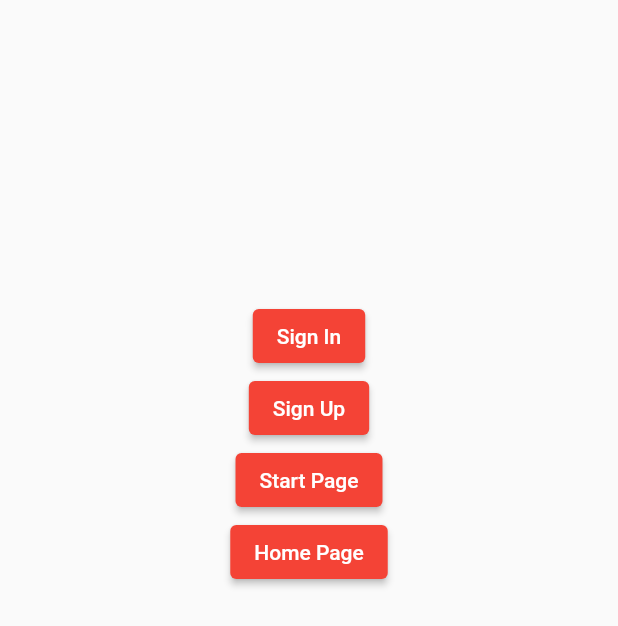
After one commit to FlutterCyber/movie_streaming_app, a Flutter app: the AllPage screen opened directly, on a phone screen of 412 x 824 dp. The commit adds this screen. Shown: the top 626 px of the screen. Run offline on Flutter 3.47's test engine with Material 2 defaults, Android fonts, the phone set to English and light mode, and no system bars; our stand-ins replace glassmorphism, google_fonts, iconly, image_picker, lottie.

Commit message:
the last update time 02.18 28.10.2022

```diff
--- a/lib/main.dart
+++ b/lib/main.dart
@@ -1,10 +1,12 @@
 import 'package:flutter/material.dart';
+import 'package:movie_streaming_app/pages/hammasi%20shu%20yerda%20page.dart';
 import 'package:movie_streaming_app/pages/home_page.dart';
 import 'package:movie_streaming_app/pages/login_pages/sign%20up.dart';
 import 'package:movie_streaming_app/pages/login_pages/sing%20in.dart';
 import 'package:movie_streaming_app/pages/login_pages/start_page.dart';
 import 'package:movie_streaming_app/pages/navbar_pages/home.dart';
 import 'package:movie_streaming_app/pages/navbar_pages/playlist.dart';
+import 'package:movie_streaming_app/scroll_test.dart';
 
 void main() {
   runApp(const MyApp());
@@ -27,7 +29,7 @@ class MyApp extends StatelessWidget {
         HomeScreen.id: (context) => const HomeScreen(),
         PlaylistPage.id: (context) => const PlaylistPage(),
         SignInPage.id: (context) => const SignInPage(),
-        SignUpPage.id: (context) => const SignUpPage()
+        SignUpPage.id: (context) => const SignUpPage(),
       },
     );
   }
--- /dev/null
+++ b/lib/pages/hammasi shu yerda page.dart
@@ -0,0 +1,49 @@
+import 'package:flutter/material.dart';
+import 'package:movie_streaming_app/pages/home_page.dart';
+import 'package:movie_streaming_app/pages/login_pages/sign%20up.dart';
+import 'package:movie_streaming_app/pages/login_pages/sing%20in.dart';
+import 'package:movie_streaming_app/pages/login_pages/start_page.dart';
+
+class AllPage extends StatefulWidget {
+  static const String id = "4hi3ui5";
+
+  const AllPage({Key? key}) : super(key: key);
+
+  @override
+  State<AllPage> createState() => _AllPageState();
+}
+
+class _AllPageState extends State<AllPage> {
+  @override
+  Widget build(BuildContext context) {
+    return Scaffold(
+      body: SingleChildScrollView(
+        child: Center(
+          child: Column(
+            mainAxisAlignment: MainAxisAlignment.center,
+            crossAxisAlignment: CrossAxisAlignment.center,
+            children: [
+              SizedBox(height: 200,),
+              button("Sign In", const SignInPage()),
+              button("Sign Up", const SignUpPage()),
+              button("Start Page", const StartPage()),
+              button("Home Page", const HomePage()),
+            ],
+          ),
+        ),
+      ),
+    );
+  }
+
+  Widget button(String title, onTap) {
+    return ElevatedButton(
+      onPressed: () {
+        Navigator.push(
+          context,
+          MaterialPageRoute(builder: (_) => onTap),
+        );
+      },
+      child: Text(title),
+    );
+  }
+}
--- a/lib/pages/login_pages/sign up.dart
+++ b/lib/pages/login_pages/sign up.dart
@@ -16,8 +16,7 @@ class _SignUpPageState extends State<SignUpPage> {
   var emailcontrol = TextEditingController();
   var passwordcontrol1 = TextEditingController();
   var passwordcontrol2 = TextEditingController();
-  bool hidetext1 = false;
-  bool hidetext2 = false;
+  bool hidetext1 = true;
 
 
   @override
@@ -75,7 +74,7 @@ class _SignUpPageState extends State<SignUpPage> {
                   blur: 4,
                   // blur xiralik darajasi
                   alignment: Alignment.center,
-                  border: 1,
+                  border: 0.0,
                   linearGradient: LinearGradient(
                     colors: [
                       const Color(0xffffffff).withOpacity(
--- a/lib/pages/startpage.dart
+++ b/lib/pages/startpage.dart
@@ -167,7 +167,8 @@ class _StartPageState extends State<StartPage> {
                                 color: Colors.white,
                                 fontSize: 18,
                                 fontWeight: FontWeight.bold),
-                            )),
+                          ),
+                        ),
                       ),
                     ),
                   ],
@@ -288,6 +289,7 @@ class _PageViewWidgetState extends State<PageViewWidget> {
             ],
           ),
         );
-        });
+      },
+    );
   }
 }
--- a/pubspec.yaml
+++ b/pubspec.yaml
@@ -42,7 +42,6 @@ dependencies:
   cached_network_image: ^3.2.2
   glassmorphism: ^3.0.0
   google_fonts: ^3.0.1
-
 
 
 
```
Also changed, not shown: lib/pages/login_pages/sing in.dart (+18 -1 lines), lib/pages/navbar_pages/home.dart (+8 -0 lines), lib/scroll_test.dart (added, +82 -0 lines). Lines whose indentation alone changed are shown as unchanged.
